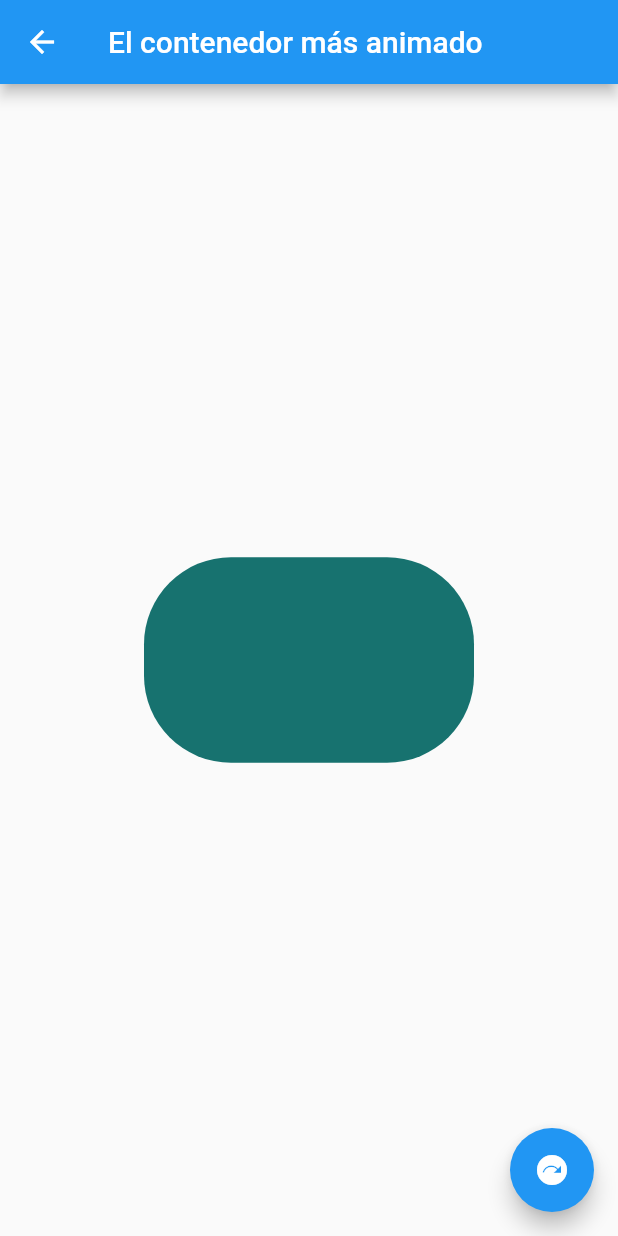
After one commit to alejomongua/flutter2, a Flutter app: the AnimatedContainerPage screen opened by its route, after a tap on the "next plan" icon, on a phone screen of 412 x 824 dp. The commit adds this screen. Run offline on Flutter 3.47's test engine with Material 2 defaults, Android fonts, the phone set to English and light mode, and no system bars.

Commit message:
Animated container

```diff
--- a/data/menu_opts.json
+++ b/data/menu_opts.json
@@ -1,20 +1,25 @@
 {
-    "nombreApp" : "Componentes",
-    "rutas" : [
+    "nombreApp": "Componentes",
+    "rutas": [
         {
-            "ruta" : "alert",
-            "icon" : "add_alert",
+            "ruta": "alert",
+            "icon": "add_alert",
             "texto": "Alertas"
         },
         {
-            "ruta" : "avatar",
-            "icon" : "accessibility",
+            "ruta": "avatar",
+            "icon": "accessibility",
             "texto": "Avatars"
         },
         {
-            "ruta" : "card",
-            "icon" : "folder_open",
+            "ruta": "card",
+            "icon": "folder_open",
             "texto": "Cards - Tarjetas"
+        },
+        {
+            "ruta": "animatedContainer",
+            "icon": "donut_large",
+            "texto": "Contenedor animado"
         }
     ]
 }
--- /dev/null
+++ b/lib/src/pages/animated_container_page.dart
@@ -0,0 +1,51 @@
+import 'dart:math';
+
+import 'package:flutter/material.dart';
+
+class AnimatedContainerPage extends StatefulWidget {
+  AnimatedContainerPage({Key key}) : super(key: key);
+
+  @override
+  _AnimatedContainerPageState createState() => _AnimatedContainerPageState();
+}
+
+class _AnimatedContainerPageState extends State<AnimatedContainerPage> {
+  double _width = 50;
+  double _height = 50;
+  Color _color = Colors.blue;
+  BorderRadiusGeometry _borderRadius = BorderRadius.circular(8);
+
+  @override
+  Widget build(BuildContext context) {
+    return Scaffold(
+        appBar: AppBar(
+          title: Text('El contenedor más animado'),
+        ),
+        body: Center(
+          child: AnimatedContainer(
+            duration: Duration(milliseconds: 1000),
+            curve: Curves.fastOutSlowIn,
+            width: _width,
+            height: _height,
+            decoration:
+                BoxDecoration(color: _color, borderRadius: _borderRadius),
+          ),
+        ),
+        floatingActionButton: FloatingActionButton(
+          child: Icon(Icons.next_plan),
+          onPressed: _reshape,
+        ));
+  }
+
+  _reshape() {
+    final random = Random();
+
+    setState(() {
+      _width = random.nextInt(300).toDouble();
+      _height = random.nextInt(300).toDouble();
+      _color = Color.fromRGBO(
+          random.nextInt(255), random.nextInt(255), random.nextInt(255), 1);
+      _borderRadius = BorderRadius.circular(random.nextInt(100).toDouble());
+    });
+  }
+}
--- a/lib/src/routes/routes.dart
+++ b/lib/src/routes/routes.dart
@@ -1,4 +1,5 @@
 import 'package:componentes/src/pages/alert_page.dart';
+import 'package:componentes/src/pages/animated_container_page.dart';
 import 'package:componentes/src/pages/avatar_page.dart';
 import 'package:componentes/src/pages/card_page.dart';
 import 'package:componentes/src/pages/home_page.dart';
@@ -9,4 +10,5 @@ final routes = <String, WidgetBuilder>{
   'alert': (context) => AlertPage(),
   'avatar': (context) => AvatarPage(),
   'card': (context) => CardPage(),
+  'animatedContainer': (context) => AnimatedContainerPage(),
 };
--- a/lib/src/utils/icon_string_util.dart
+++ b/lib/src/utils/icon_string_util.dart
@@ -4,6 +4,7 @@ final _icons = <String, IconData>{
   'add_alert': Icons.add_alert,
   'accessibility': Icons.accessibility,
   'folder_open': Icons.folder_open,
+  'donut_large': Icons.donut_large,
 };
 
 IconData getIcon(String nombreIcono) {
```
Also changed, not shown: lib/src/pages/avatar_page.dart (+28 -1 lines).
